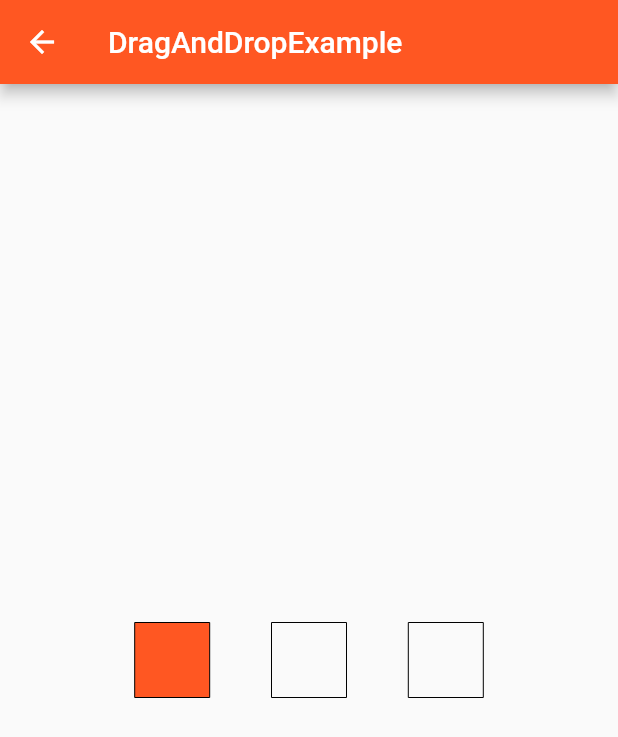
After one commit to VlatkovicB/flutter_playground, a Flutter app: the screen it shows after launch, after a tap on "DragAndDrop Example", on a phone screen of 412 x 824 dp. The commit adds this screen. Shown: the top 737 px of the screen. Run offline on Flutter 3.47's test engine with Material 2 defaults, Android fonts, the phone set to English and light mode, and no system bars; Roboto replaces fonts that are missing (Roboto-Regular.ttf).

Commit message:
Done drag and drop example

```diff
--- a/lib/imports.dart
+++ b/lib/imports.dart
@@ -16,6 +16,7 @@ export './screens/stepper_example.dart';
 export './screens/hardware_key_example.dart';
 export './screens/grid_paper_example.dart';
 export './screens/animated_switcher_example.dart';
+export './screens/drag_and_drop_example.dart';
 
 // WIDGETS
 export './widgets/menu_button.dart';
--- a/lib/main.dart
+++ b/lib/main.dart
@@ -29,6 +29,7 @@ class MyApp extends StatelessWidget {
         HardwareKeyExample.routeName: (ctx) => HardwareKeyExample(),
         GridPaperExample.routeName: (ctx) => GridPaperExample(),
         AnimatedSwitcherExample.routeName: (ctx) => AnimatedSwitcherExample(),
+        DragAndDropExample.routeName: (ctx) => DragAndDropExample(),
       },
     );
   }
--- /dev/null
+++ b/lib/screens/drag_and_drop_example.dart
@@ -0,0 +1,134 @@
+import 'package:flutter/material.dart';
+
+class DragAndDropExample extends StatefulWidget {
+  static const String routeName = '/draganddrop-example';
+
+  @override
+  _DragAndDropExampleState createState() => _DragAndDropExampleState();
+}
+
+class _DragAndDropExampleState extends State<DragAndDropExample> {
+  int _position = 1;
+
+  void _moveRect(int position) {
+    setState(() {
+      _position = position;
+    });
+  }
+
+  @override
+  Widget build(BuildContext context) {
+    return Scaffold(
+      appBar: AppBar(
+        title: Text('DragAndDropExample'),
+      ),
+      body: Column(
+        mainAxisAlignment: MainAxisAlignment.center,
+        children: <Widget>[
+          Row(
+            mainAxisAlignment: MainAxisAlignment.center,
+            children: <Widget>[
+              MovableRect(1, _position, _moveRect),
+              Padding(
+                padding: EdgeInsets.only(
+                  left: MediaQuery.of(context).size.width * 0.1,
+                  right: MediaQuery.of(context).size.width * 0.1,
+                ),
+                child: MovableRect(2, _position, _moveRect),
+              ),
+              MovableRect(3, _position, _moveRect),
+            ],
+          ),
+        ],
+      ),
+    );
+  }
+}
+
+class Dot extends StatefulWidget {
+  const Dot({Key key, this.color, this.size, this.child}) : super(key: key);
+
+  final Color color;
+  final double size;
+  final Widget child;
+
+  @override
+  DotState createState() => DotState();
+}
+
+class DotState extends State<Dot> {
+  @override
+  Widget build(BuildContext context) {
+    return Container(
+      width: widget.size,
+      height: widget.size,
+      decoration: BoxDecoration(
+          color: widget.color,
+          border: Border.all(width: 0.0),
+          shape: BoxShape.rectangle),
+      child: widget.child,
+    );
+  }
+}
+
+class OutlineRectPainter extends CustomPainter {
+  const OutlineRectPainter();
+
+  @override
+  void paint(Canvas canvas, Size size) {
+    final Paint paint = Paint()
+      ..color = const Color(0xFF000000)
+      ..style = PaintingStyle.stroke;
+    final Path path = Path();
+    final Rect box = Offset.zero & size;
+
+    path.addRect(box);
+    canvas.drawPath(path, paint);
+  }
+
+  @override
+  bool shouldRepaint(OutlineRectPainter oldDelegate) => false;
+}
+
+class MovableRect extends StatelessWidget {
+  const MovableRect(this.position, this.rectPosition, this.callback);
+
+  final int position;
+  final int rectPosition;
+  final ValueChanged<int> callback;
+
+  static const double kRectSize = 50.0;
+
+  @override
+  Widget build(BuildContext context) {
+    final Widget rect = Dot(
+      key: GlobalKey(),
+      color: Theme.of(context).primaryColor,
+      size: kRectSize,
+    );
+
+    final Widget outlineRect = Container(
+      width: kRectSize,
+      height: kRectSize,
+      child: const CustomPaint(
+        painter: const OutlineRectPainter(),
+      ),
+    );
+
+    if (position == rectPosition) {
+      return Draggable<bool>(
+        data: true,
+        child: rect,
+        childWhenDragging: outlineRect,
+        feedback: rect,
+        maxSimultaneousDrags: 2,
+      );
+    } else {
+      return DragTarget<bool>(onAccept: (bool data) {
+        callback(position);
+      }, builder: (context, accepted, rejected) {
+        return outlineRect;
+      });
+    }
+  }
+}
--- a/lib/screens/home_page.dart
+++ b/lib/screens/home_page.dart
@@ -66,6 +66,8 @@ class _HomePageState extends State<HomePage> with TickerProviderStateMixin {
     MenuButton(
         routeName: AnimatedSwitcherExample.routeName,
         title: 'AnimatedSwitcher exmaple'),
+    MenuButton(
+        routeName: DragAndDropExample.routeName, title: 'DragAndDrop Example'),
   ];
 
   void _toggleView() {
```
